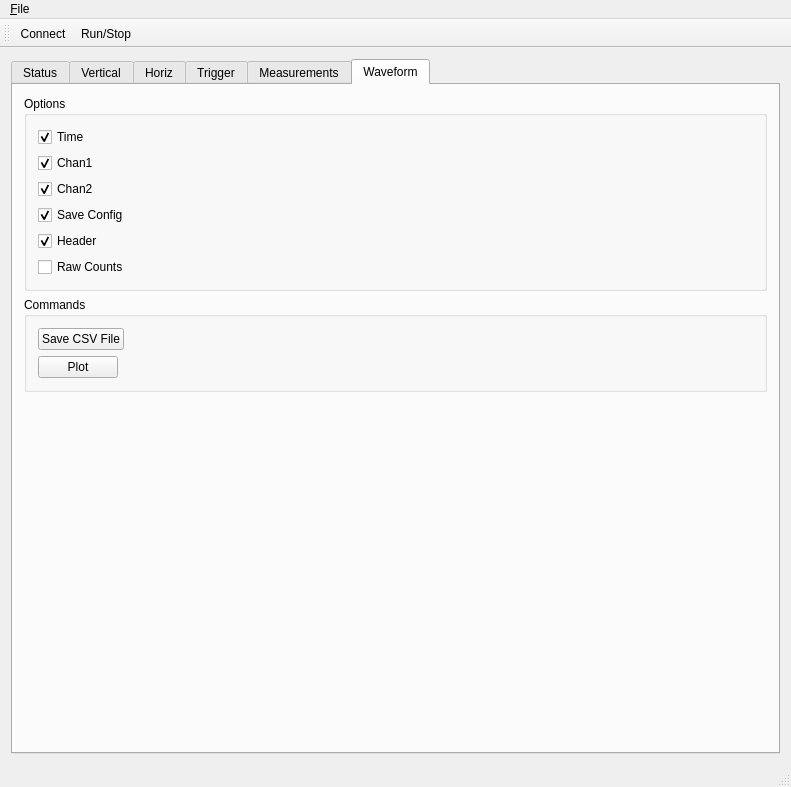
Above: mainwindow.ui from wd5gnr/qrigol before the change. Below: the same form after it.
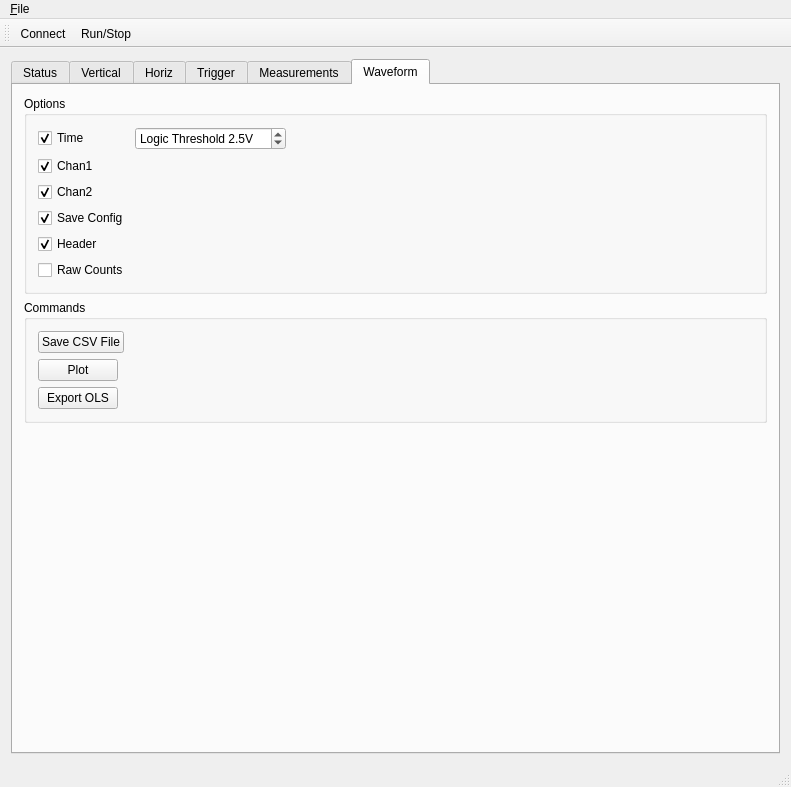
That is the form after the change. The open tabs and pages were chosen to show the change. Icons and pictures are not drawn.

Commit message: Alpha support for OLS export

```diff
--- a/mainwindow.ui
+++ b/mainwindow.ui
@@ -14,8 +14,8 @@
    <string>QRigol by Al Williams</string>
   </property>
   <widget class="QWidget" name="centralWidget">
-   <layout class="QVBoxLayout" name="verticalLayout">
-    <item>
+   <layout class="QGridLayout" name="gridLayout_6">
+    <item row="0" column="0">
      <widget class="QTabWidget" name="tabWidget">
       <property name="currentIndex">
        <number>4</number>
@@ -3142,9 +3142,9 @@
           <property name="alignment">
            <set>Qt::AlignLeading|Qt::AlignLeft|Qt::AlignTop</set>
           </property>
-          <layout class="QVBoxLayout" name="verticalLayout_4">
-           <item>
-            <widget class="QCheckBox" name="wavetimeopt">
+          <layout class="QGridLayout" name="gridLayout_11">
+           <item row="5" column="0">
+            <widget class="QCheckBox" name="waveraw">
              <property name="sizePolicy">
               <sizepolicy hsizetype="Fixed" vsizetype="Fixed">
                <horstretch>0</horstretch>
@@ -3158,36 +3158,11 @@
               <string>Select which items are exported</string>
              </property>
              <property name="text">
-              <string>Time</string>
+              <string>Raw Counts</string>
              </property>
-             <property name="checked">
-              <bool>true</bool>
-             </property>
             </widget>
            </item>
-           <item>
-            <widget class="QCheckBox" name="wavec1">
-             <property name="sizePolicy">
-              <sizepolicy hsizetype="Fixed" vsizetype="Fixed">
-               <horstretch>0</horstretch>
-               <verstretch>0</verstretch>
-              </sizepolicy>
-             </property>
-             <property name="focusPolicy">
-              <enum>Qt::TabFocus</enum>
-             </property>
-             <property name="toolTip">
-              <string>Select which items are exported</string>
-             </property>
-             <property name="text">
-              <string>Chan1</string>
-             </property>
-             <property name="checked">
-              <bool>true</bool>
-             </property>
-            </widget>
-           </item>
-           <item>
+           <item row="2" column="0">
             <widget class="QCheckBox" name="wavec2">
              <property name="sizePolicy">
               <sizepolicy hsizetype="Fixed" vsizetype="Fixed">
@@ -3209,7 +3184,60 @@
              </property>
             </widget>
            </item>
-           <item>
+           <item row="0" column="1">
+            <widget class="QDoubleSpinBox" name="logicThresh">
+             <property name="sizePolicy">
+              <sizepolicy hsizetype="Fixed" vsizetype="Fixed">
+               <horstretch>0</horstretch>
+               <verstretch>0</verstretch>
+              </sizepolicy>
+             </property>
+             <property name="prefix">
+              <string>Logic Threshold </string>
+             </property>
+             <property name="suffix">
+              <string>V</string>
+             </property>
+             <property name="decimals">
+              <number>1</number>
+             </property>
+             <property name="minimum">
+              <double>-50.000000000000000</double>
+             </property>
+             <property name="maximum">
+              <double>50.000000000000000</double>
+             </property>
+             <property name="singleStep">
+              <double>0.100000000000000</double>
+             </property>
+             <property name="value">
+              <double>2.500000000000000</double>
+             </property>
+            </widget>
+           </item>
+           <item row="0" column="0">
+            <widget class="QCheckBox" name="wavetimeopt">
+             <property name="sizePolicy">
+              <sizepolicy hsizetype="Fixed" vsizetype="Fixed">
+               <horstretch>0</horstretch>
+               <verstretch>0</verstretch>
+              </sizepolicy>
+             </property>
+             <property name="focusPolicy">
+              <enum>Qt::TabFocus</enum>
+             </property>
+             <property name="toolTip">
+              <string>Select which items are exported</string>
+             </property>
+             <property name="text">
+              <string>Time</string>
+             </property>
+             <property name="checked">
+              <bool>true</bool>
+             </property>
+            </widget>
+           </item>
+           <item row="3" column="0">
             <widget class="QCheckBox" name="wavesavecfg">
              <property name="sizePolicy">
               <sizepolicy hsizetype="Fixed" vsizetype="Fixed">
@@ -3231,7 +3259,7 @@
              </property>
             </widget>
            </item>
-           <item>
+           <item row="4" column="0">
             <widget class="QCheckBox" name="wavehead">
              <property name="sizePolicy">
               <sizepolicy hsizetype="Fixed" vsizetype="Fixed">
@@ -3253,8 +3281,8 @@
              </property>
             </widget>
            </item>
-           <item>
-            <widget class="QCheckBox" name="waveraw">
+           <item row="1" column="0">
+            <widget class="QCheckBox" name="wavec1">
              <property name="sizePolicy">
               <sizepolicy hsizetype="Fixed" vsizetype="Fixed">
                <horstretch>0</horstretch>
@@ -3268,10 +3296,26 @@
               <string>Check to record raw counts instead of voltages</string>
              </property>
              <property name="text">
-              <string>Raw Counts</string>
+              <string>Chan1</string>
+             </property>
+             <property name="checked">
+              <bool>true</bool>
              </property>
             </widget>
            </item>
+           <item row="0" column="2">
+            <spacer name="horizontalSpacer_6">
+             <property name="orientation">
+              <enum>Qt::Horizontal</enum>
+             </property>
+             <property name="sizeHint" stdset="0">
+              <size>
+               <width>40</width>
+               <height>20</height>
+              </size>
+             </property>
+            </spacer>
+           </item>
           </layout>
          </widget>
         </item>
@@ -3316,6 +3360,22 @@
              </property>
             </widget>
            </item>
+           <item>
+            <widget class="QPushButton" name="exportOLS">
+             <property name="sizePolicy">
+              <sizepolicy hsizetype="Fixed" vsizetype="Fixed">
+               <horstretch>0</horstretch>
+               <verstretch>0</verstretch>
+              </sizepolicy>
+             </property>
+             <property name="toolTip">
+              <string>See http://ols.lxtreme.nl</string>
+             </property>
+             <property name="text">
+              <string>Export OLS</string>
+             </property>
+            </widget>
+           </item>
           </layout>
          </widget>
         </item>
@@ -3327,7 +3387,7 @@
           <property name="sizeHint" stdset="0">
            <size>
             <width>20</width>
-            <height>302</height>
+            <height>252</height>
            </size>
           </property>
          </spacer>
```
Left out of the diff: 6 changed lines with no effect on the pictures. The commit also changes 2 other files.
